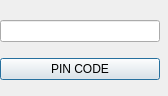
Before: the Qt Designer form frontend/pincodedll/pincode.ui in JnsRdnp/ATM-Simulator, drawn with Qt 5.
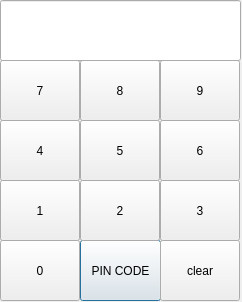
After: the same form once the commit is applied.

The edit to the form file:
```diff
--- a/frontend/pincodedll/pincode.ui
+++ b/frontend/pincodedll/pincode.ui
@@ -6,34 +6,181 @@
    <rect>
     <x>0</x>
     <y>0</y>
-    <width>168</width>
-    <height>96</height>
+    <width>242</width>
+    <height>302</height>
    </rect>
   </property>
   <property name="windowTitle">
    <string>Dialog</string>
   </property>
-  <widget class="QWidget" name="gridLayoutWidget">
+  <widget class="QPushButton" name="btnPin">
    <property name="geometry">
     <rect>
+     <x>80</x>
+     <y>240</y>
+     <width>81</width>
+     <height>61</height>
+    </rect>
+   </property>
+   <property name="text">
+    <string>PIN CODE</string>
+   </property>
+  </widget>
+  <widget class="QPushButton" name="pushButton_1">
+   <property name="geometry">
+    <rect>
      <x>0</x>
-     <y>10</y>
-     <width>160</width>
-     <height>80</height>
+     <y>180</y>
+     <width>80</width>
+     <height>61</height>
     </rect>
    </property>
-   <layout class="QGridLayout" name="gridLayout">
-    <item row="0" column="0">
-     <widget class="QLineEdit" name="textPin"/>
-    </item>
-    <item row="1" column="0">
-     <widget class="QPushButton" name="btnPin">
-      <property name="text">
-       <string>PIN CODE</string>
-      </property>
-     </widget>
-    </item>
-   </layout>
+   <property name="text">
+    <string>1</string>
+   </property>
+  </widget>
+  <widget class="QPushButton" name="pushButton_2">
+   <property name="geometry">
+    <rect>
+     <x>80</x>
+     <y>180</y>
+     <width>80</width>
+     <height>61</height>
+    </rect>
+   </property>
+   <property name="text">
+    <string>2</string>
+   </property>
+  </widget>
+  <widget class="QPushButton" name="pushButton_3">
+   <property name="geometry">
+    <rect>
+     <x>160</x>
+     <y>180</y>
+     <width>80</width>
+     <height>61</height>
+    </rect>
+   </property>
+   <property name="text">
+    <string>3</string>
+   </property>
+  </widget>
+  <widget class="QPushButton" name="pushButton_4">
+   <property name="geometry">
+    <rect>
+     <x>0</x>
+     <y>120</y>
+     <width>80</width>
+     <height>61</height>
+    </rect>
+   </property>
+   <property name="text">
+    <string>4</string>
+   </property>
+  </widget>
+  <widget class="QPushButton" name="pushButton_5">
+   <property name="geometry">
+    <rect>
+     <x>80</x>
+     <y>120</y>
+     <width>80</width>
+     <height>61</height>
+    </rect>
+   </property>
+   <property name="text">
+    <string>5</string>
+   </property>
+  </widget>
+  <widget class="QPushButton" name="pushButton_6">
+   <property name="geometry">
+    <rect>
+     <x>160</x>
+     <y>120</y>
+     <width>80</width>
+     <height>61</height>
+    </rect>
+   </property>
+   <property name="text">
+    <string>6</string>
+   </property>
+  </widget>
+  <widget class="QPushButton" name="pushButton_7">
+   <property name="geometry">
+    <rect>
+     <x>0</x>
+     <y>60</y>
+     <width>80</width>
+     <height>61</height>
+    </rect>
+   </property>
+   <property name="text">
+    <string>7</string>
+   </property>
+  </widget>
+  <widget class="QPushButton" name="pushButton_8">
+   <property name="geometry">
+    <rect>
+     <x>80</x>
+     <y>60</y>
+     <width>80</width>
+     <height>61</height>
+    </rect>
+   </property>
+   <property name="text">
+    <string>8</string>
+   </property>
+  </widget>
+  <widget class="QPushButton" name="pushButton_9">
+   <property name="geometry">
+    <rect>
+     <x>160</x>
+     <y>60</y>
+     <width>80</width>
+     <height>61</height>
+    </rect>
+   </property>
+   <property name="text">
+    <string>9</string>
+   </property>
+  </widget>
+  <widget class="QPushButton" name="pushButton_0">
+   <property name="geometry">
+    <rect>
+     <x>0</x>
+     <y>240</y>
+     <width>80</width>
+     <height>61</height>
+    </rect>
+   </property>
+   <property name="text">
+    <string>0</string>
+   </property>
+  </widget>
+  <widget class="QPushButton" name="btnClear">
+   <property name="geometry">
+    <rect>
+     <x>160</x>
+     <y>240</y>
+     <width>80</width>
+     <height>61</height>
+    </rect>
+   </property>
+   <property name="text">
+    <string>clear</string>
+   </property>
+  </widget>
+  <widget class="QLineEdit" name="textPin">
+   <property name="geometry">
+    <rect>
+     <x>0</x>
+     <y>0</y>
+     <width>241</width>
+     <height>61</height>
+    </rect>
+   </property>
+   <property name="echoMode">
+    <enum>QLineEdit::Password</enum>
+   </property>
   </widget>
  </widget>
  <resources/>
```
